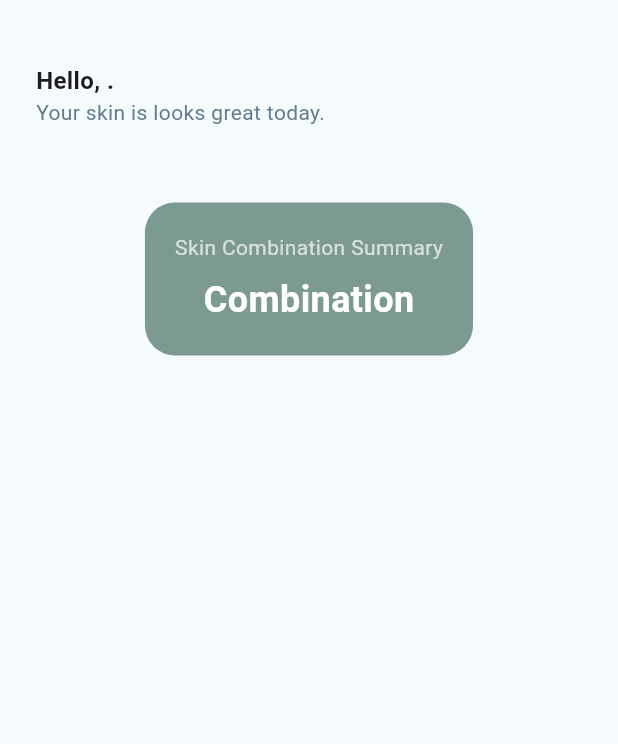
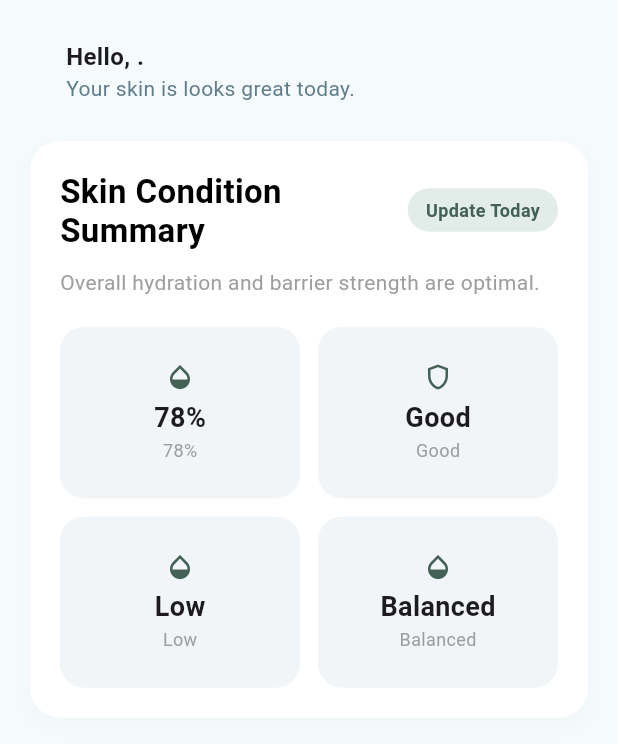
Before and after one commit to AAISkuy/skinoura, a Flutter app: the Homepage screen opened directly, on a phone screen of 412 x 824 dp, the part 84-828 px from its top. Run offline on Flutter 3.47's test engine with Material 3 defaults, Android fonts, the phone set to English and light mode, and no system bars; our stand-ins replace shared_preferences, sqflite; accounts and stored records are empty.

Commit message:
update pengerjaan widget skin indicator

```diff
--- a/lib/views/form_home.dart
+++ b/lib/views/form_home.dart
@@ -3,6 +3,7 @@ import 'package:skinoura/database/preferences_handler.dart';
 import 'package:skinoura/extension/extension.dart';
 import 'package:skinoura/views/Form_Login.dart';
 import 'package:skinoura/views/form_profile.dart';
+import 'package:skinoura/widgets/indicator_card.dart';
 
 class Homepage extends StatefulWidget {
   const Homepage({super.key});
@@ -16,7 +17,7 @@ class _HomepageState extends State<Homepage> {
   Widget build(BuildContext context) {
     return Scaffold(
       appBar: AppBar(
-        backgroundColor: Colors.white,
+        backgroundColor: Color(0xFFF5FAFD),
         title: Text(
           'Skinoura',
           style: TextStyle(
@@ -76,31 +77,9 @@ class _HomepageState extends State<Homepage> {
       ),
       backgroundColor: const Color(0xFFF5FAFD),
       body: SingleChildScrollView(
+        padding: const EdgeInsets.symmetric(horizontal: 20, vertical: 16),
         child: Column(
           children: [
-            Padding(
-              padding: const EdgeInsets.symmetric(horizontal: 24, vertical: 16),
-              child: Stack(
-                alignment: Alignment.center,
-                children: [
-                  Align(
-                    // alignment: Alignment.centerLeft,
-                    // child: GestureDetector(
-                    //   onTap: () {},
-                    //   child: IconButton(
-                    //     onPressed: () async {
-                    //       await PreferencesHandler.logOut();
-                    //       if (!mounted) return;
-                    //       context.pushAndRemoveAll(const Formlogin());
-                    //     },
-                    //     icon: const Icon(Icons.exit_to_app_sharp),
-                    //   ),
-                    // ),
-                  ),
-                ],
-              ),
-            ),
-
             SizedBox(height: 10),
 
             Padding(
@@ -126,31 +105,95 @@ class _HomepageState extends State<Homepage> {
               ),
             ),
 
-            SizedBox(height: 50),
+            SizedBox(height: 25),
 
             Container(
-              margin: EdgeInsets.symmetric(horizontal: 24),
-              padding: EdgeInsets.all(20),
+              padding: const EdgeInsets.all(20),
               decoration: BoxDecoration(
-                color: Color(0xFF7C9A92),
+                color: Colors.white,
                 borderRadius: BorderRadius.circular(20),
+                boxShadow: [
+                  BoxShadow(
+                    color: Colors.black.withOpacity(0.02),
+                    blurRadius: 10,
+                    offset: const Offset(0, 5),
+                  ),
+                ],
               ),
+
               child: Column(
+                crossAxisAlignment: CrossAxisAlignment.start,
                 children: [
-                  Text(
-                    "Skin Combination Summary",
-                    style: TextStyle(color: Colors.white70),
+                  Row(
+                    mainAxisAlignment: MainAxisAlignment.spaceBetween,
+                    crossAxisAlignment: CrossAxisAlignment.center,
+                    children: [
+                      Text(
+                        'Skin Condition\nSummary',
+                        style: TextStyle(
+                          fontSize: 22,
+                          fontWeight: FontWeight.bold,
+                          color: Colors.black,
+                          height: 1.2,
+                        ),
+                      ),
+                      Container(
+                        padding: const EdgeInsets.symmetric(
+                          horizontal: 12,
+                          vertical: 6,
+                        ),
+                        decoration: BoxDecoration(
+                          color: const Color(0xFFE2ECE9),
+                          borderRadius: BorderRadius.circular(20),
+                        ),
+                        child: const Text(
+                          'Update Today',
+                          style: TextStyle(
+                            color: Color(0xff436155),
+                            fontSize: 12,
+                            fontWeight: FontWeight.bold,
+                          ),
+                        ),
+                      ),
+                    ],
+                  ),
+                  const SizedBox(height: 12),
+                  const Text(
+                    'Overall hydration and barrier strength are optimal.',
+                    style: TextStyle(color: Colors.grey, fontSize: 14),
                   ),
 
-                  SizedBox(height: 8),
+                  const SizedBox(height: 20),
 
-                  Text(
-                    "Combination",
-                    style: TextStyle(
-                      fontSize: 24,
-                      fontWeight: FontWeight.bold,
-                      color: Colors.white,
-                    ),
+                  GridView.count(
+                    shrinkWrap: true,
+                    physics: const NeverScrollableScrollPhysics(),
+                    crossAxisSpacing: 12,
+                    crossAxisCount: 2,
+                    mainAxisSpacing: 12,
+                    childAspectRatio: 1.4,
+                    children: const [
+                      IndicatorCard(
+                        icon: Icons.opacity,
+                        value: '78%',
+                        title: 'Hydration',
+                      ),
+                      IndicatorCard(
+                        icon: Icons.shield_outlined,
+                        value: 'Good',
+                        title: 'Barrier',
+                      ),
+                      IndicatorCard(
+                        icon: Icons.opacity,
+                        value: 'Low',
+                        title: 'Sensitivity',
+                      ),
+                      IndicatorCard(
+                        icon: Icons.opacity,
+                        value: 'Balanced',
+                        title: 'Sebum',
+                      ),
+                    ],
                   ),
                 ],
               ),
--- /dev/null
+++ b/lib/widgets/indicator_card.dart
@@ -0,0 +1,36 @@
+import 'package:flutter/material.dart';
+
+class IndicatorCard extends StatelessWidget {
+  final IconData icon;
+  final String value;
+  final String title;
+
+  const IndicatorCard({
+    super.key,
+    required this.icon,
+    required this.value,
+    required this.title,
+  });
+
+  @override
+  Widget build(BuildContext context) {
+    return Container(
+      decoration: BoxDecoration(
+        color: const Color(0xFFF1F5F7),
+        borderRadius: BorderRadius.circular(16),
+      ),
+      child: Column(
+        mainAxisAlignment: MainAxisAlignment.center,
+        children: [
+          Icon(icon, color: const Color(0xFF436155), size: 20),
+          const SizedBox(height: 4),
+          Text(
+            value,
+            style: TextStyle(fontSize: 18, fontWeight: FontWeight.bold),
+          ),
+          Text(value, style: TextStyle(fontSize: 12, color: Colors.grey)),
+        ],
+      ),
+    );
+  }
+}
```
Also changed, not shown: lib/widgets/skin_summary.dart (deleted).
